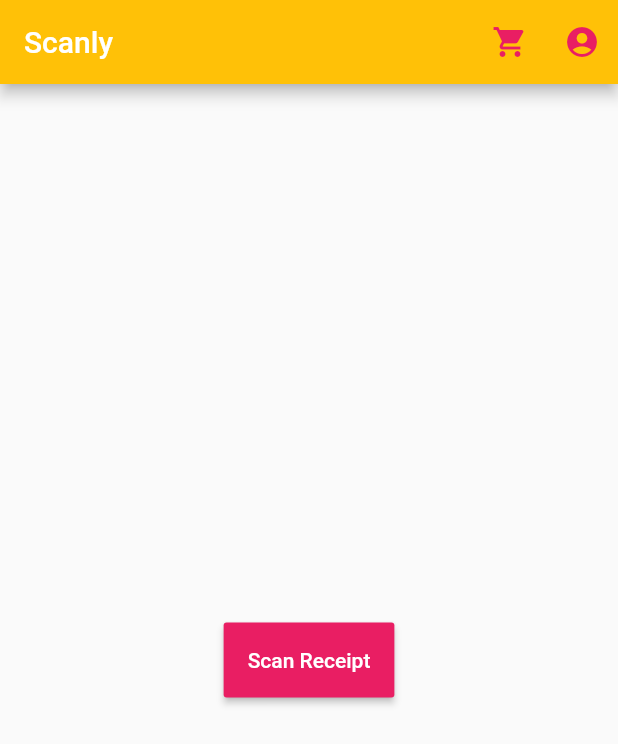
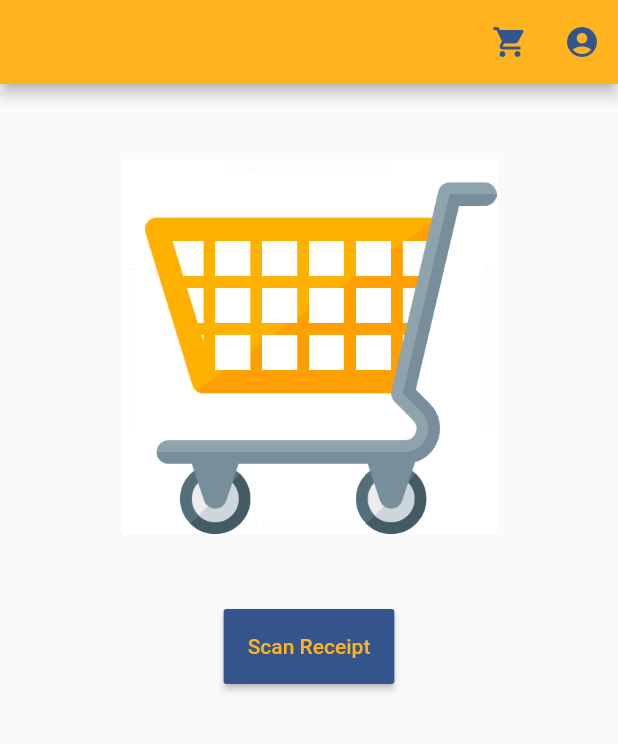
Before and after one commit to faezeh-ashtiani/scanly-flutter, a Flutter app: the screen it shows after launch, on a phone screen of 412 x 824 dp. Shown: the top 744 px of the screen. Run offline on Flutter 3.47's test engine with Material 2 defaults, Android fonts, the phone set to English and light mode, and no system bars; our stand-ins replace flutter_dotenv, image_picker.

Commit message:
added our theme colors

```diff
--- a/lib/screens/front/frontPage.dart
+++ b/lib/screens/front/frontPage.dart
@@ -1,22 +1,28 @@
 import 'package:flutter/material.dart';
+import 'package:flutter/rendering.dart';
 
 import '../../screens/scan/scan.dart';
 import '../../screens/list/shoppingList.dart';
 import '../../screens/login/loginForm.dart';
 
 class FrontPage extends StatelessWidget {
+  final mnBlue = Color(0xff34558B);
+  final chineseYellow = Color(0xffffb41f);
+
   @override
   Widget build(BuildContext context) {
     return Scaffold(
+//      backgroundColor: chineseYellow,
       appBar: AppBar(
-        backgroundColor: Colors.amber,
-//        iconTheme: IconThemeData(
-//            color: Colors.pink
+        backgroundColor: chineseYellow,
+//        elevation: 0.0,
+//        title: Text(
+//          'Scanly',
+//          style: TextStyle(color: mnBlue),
 //        ),
-        title: Text('Scanly'),
         actions: <Widget>[
           IconButton(
-            icon: Icon(Icons.shopping_cart, color: Colors.pink,),
+            icon: Icon(Icons.shopping_cart, color: mnBlue,),
             onPressed: () {
               Navigator.push(
                 context,
@@ -25,7 +31,7 @@ class FrontPage extends StatelessWidget {
             },
           ),
           IconButton(
-            icon: Icon(Icons.account_circle, color: Colors.pink,),
+            icon: Icon(Icons.account_circle, color: mnBlue,),
             onPressed: () {
               Navigator.push(
                 context,
@@ -35,13 +41,24 @@ class FrontPage extends StatelessWidget {
           ),
         ],
       ),
-      body: Center(
+      body: Column(
+        children: <Widget>[
+          Padding(
+              padding: EdgeInsets.all(50),
+              child: Image.asset(
+                'assets/images/shopping_cart.png',
+                width: 250,
+                height: 250,
+//                colorBlendMode: ,
+              )
+          ),
+          Center(
             child: ButtonTheme(
               minWidth: 100.0,
               height: 50.0,
               child: RaisedButton(
-            color: Colors.pink,
-            textColor: Colors.white,
+                color: mnBlue,
+                textColor: chineseYellow,
                 child: Text('Scan Receipt'),
                 onPressed: () {
                   Navigator.push(
@@ -52,6 +69,8 @@ class FrontPage extends StatelessWidget {
               ),
             ),
           ),
+        ],
+      ),
     );
   }
 }
--- a/lib/screens/list/shoppingList.dart
+++ b/lib/screens/list/shoppingList.dart
@@ -14,6 +14,9 @@ class ShoppingList extends StatefulWidget {
 }
 
 class _ShoppingListState extends State<ShoppingList> {
+  final mnBlue = Color(0xff34558B);
+  final chineseYellow = Color(0xffffb41f);
+
   final List<String> fruits = [ "Apple", "Banana", "Pear", "Orange", "Kiwi" ];
 
   @override
--- a/pubspec.yaml
+++ b/pubspec.yaml
@@ -56,6 +56,7 @@ flutter:
   #   - images/a_dot_ham.jpeg
   assets:
     - .env
+    - assets/images/
 
   # An image asset can refer to one or more resolution-specific "variants", see
   # https://flutter.dev/assets-and-images/#resolution-aware.
```
Also changed, not shown: lib/screens/login/loginForm.dart (+11 -5 lines), lib/screens/scan/scan.dart (+11 -0 lines), assets/images/shopping_cart.png (added), 1 other file. Lines whose indentation alone changed are shown as unchanged.
